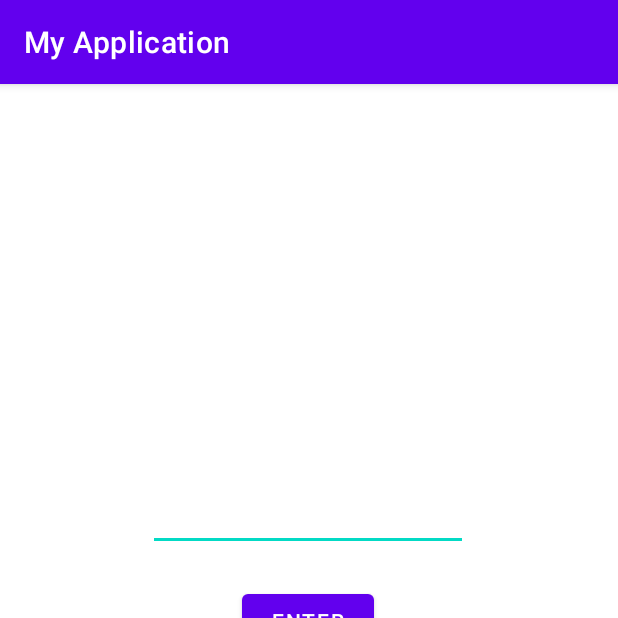
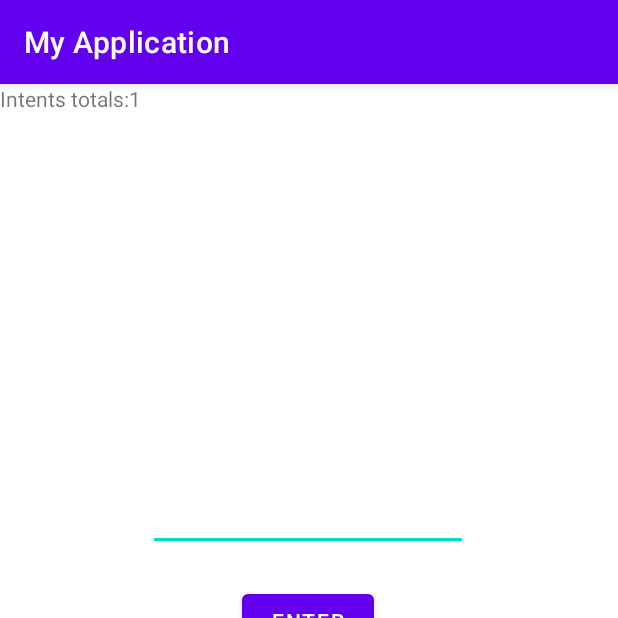
Before and after one commit to LariosAlex/ENDREVINA, an Android app: the screen it shows after launch (MainActivity), after a tap on "ENTER", on a phone screen of 412 x 824 dp, the top half of it. Run offline under Robolectric (Android 15) with nearby library versions, the phone set to English and light mode, and no system bars; 1 statement that could not run was skipped.

Commit message:
Endrevina -- Miercoles 6 de Octubre

```diff
--- a/app/src/main/java/com/example/myapplication/MainActivity.java
+++ b/app/src/main/java/com/example/myapplication/MainActivity.java
@@ -3,12 +3,16 @@ package com.example.myapplication;
 import androidx.appcompat.app.AppCompatActivity;
 
 import android.content.Context;
+import android.content.Intent;
 import android.os.Bundle;
 import android.view.View;
 import android.widget.Button;
+import android.widget.EditText;
+import android.widget.TextView;
 import android.widget.Toast;
 
 public class MainActivity extends AppCompatActivity {
+
 
     @Override
     protected void onCreate(Bundle savedInstanceState) {
@@ -16,20 +20,41 @@ public class MainActivity extends AppCompatActivity {
         setContentView(R.layout.activity_main);
 
         final Button button = findViewById(R.id.submitButton);
+
+        EditText UserNum;
+        UserNum = (EditText) findViewById(R.id.sortNumber);
+        String textUserNum = UserNum.getText().toString();
+
+        int numRandom = (int) Math.floor(Math.random() * 99 + 1);
+        TextView Intents = (TextView) findViewById(R.id.intents);
+
         button.setOnClickListener(new View.OnClickListener() {
+            int intents = 0;
             public void onClick(View v) {
                 Context context = getApplicationContext();
-                int numRandom = (int) Math.floor(Math.random() * 99 + 1);
-                int numUser = sortNumber.getString();
-                if (numRandom < sortNumber) {
-                    CharSequence text = "El teu numero es mes gran";
+                CharSequence textNumber = "";
+                int numUser = Integer.parseInt(UserNum.getText().toString());
+                intents = intents + 1;
+                if (numRandom < numUser) {
+                    textNumber = "El teu numero es mes petit \n" + numRandom;
+                    UserNum.setText("");
+                    Intents.setText("");
+                    Intents.setText("Intents totals:" + intents);
+                }
+                else if (numRandom > numUser){
+                    textNumber = "El teu numero es mes gran \n" + numRandom;
+                    UserNum.setText("");
+                    Intents.setText("");
+                    Intents.setText("Intents totals:" + intents);
                 }
                 else{
-                    CharSequence text = "El teu numero es mes petit";
+                    textNumber = "El teu numero es correcte";
+                    Intent intent = new Intent (v.getContext(), Ranking.class);
+                    intent.putExtra("Pepe", intents);
+                    startActivity(intent);
                 }
                 int duration = Toast.LENGTH_SHORT;
-
-                Toast toast = Toast.makeText(context, text, duration);
+                Toast toast = Toast.makeText(context, textNumber, duration);
                 toast.show();
             }
         });
--- a/app/src/main/res/layout/activity_main.xml
+++ b/app/src/main/res/layout/activity_main.xml
@@ -2,6 +2,7 @@
 <androidx.constraintlayout.widget.ConstraintLayout xmlns:android="http://schemas.android.com/apk/res/android"
     xmlns:app="http://schemas.android.com/apk/res-auto"
     xmlns:tools="http://schemas.android.com/tools"
+    android:id="@+id/textNumber"
     android:layout_width="match_parent"
     android:layout_height="match_parent"
     tools:context=".MainActivity">
@@ -31,4 +32,12 @@
         app:layout_constraintTop_toTopOf="parent"
         app:layout_constraintVertical_bias="0.464" />
 
+    <TextView
+        android:id="@+id/intents"
+        android:layout_width="wrap_content"
+        android:layout_height="wrap_content"
+        android:text="Intents actuals:"
+        tools:layout_editor_absoluteX="297dp"
+        tools:layout_editor_absoluteY="42dp" />
+
 </androidx.constraintlayout.widget.ConstraintLayout>
```
Also changed, not shown: app/src/main/AndroidManifest.xml (+8 -0 lines), app/src/main/java/com/example/myapplication/Ranking.java (added, +14 -0 lines), app/src/main/res/layout/activity_ranking.xml (added, +9 -0 lines), app/src/main/res/xml/actions.xml (added, +14 -0 lines).
